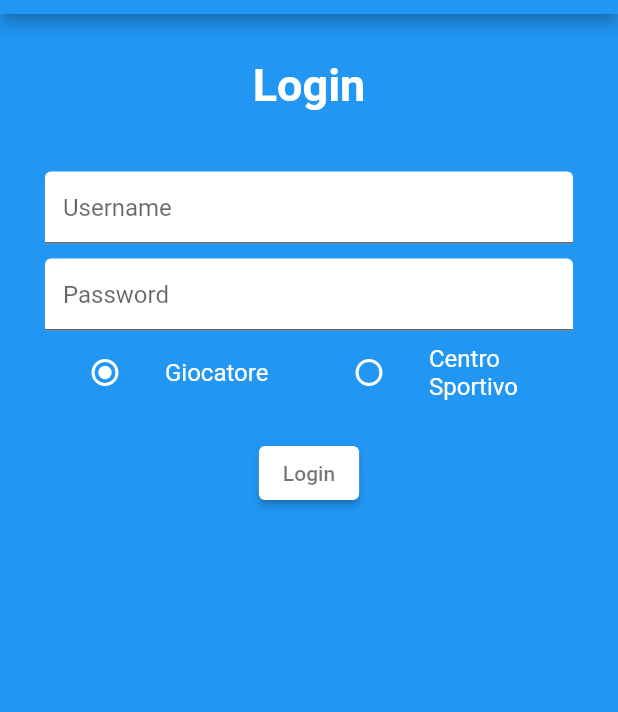
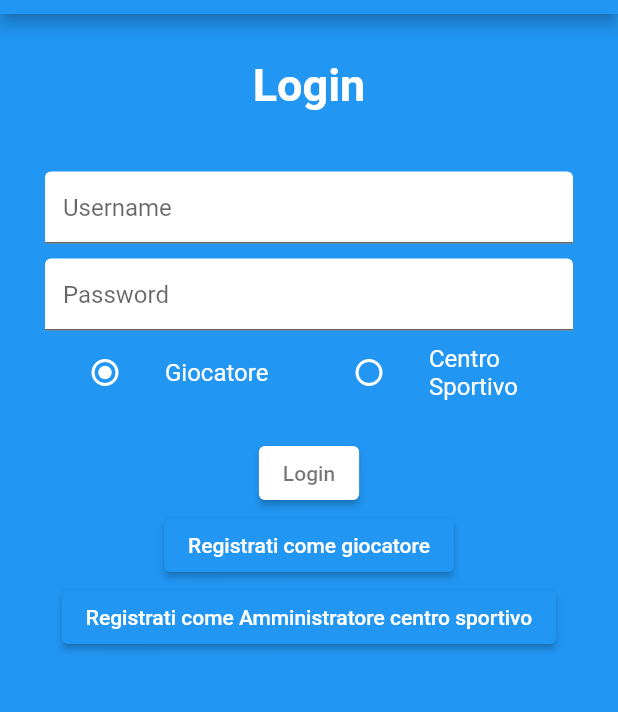
Before and after one commit to GiuseppeGalante/Emad2022-SportVillage, a Flutter app: the screen it shows after launch, on a phone screen of 412 x 824 dp, the part 70-782 px from its top. Run offline on Flutter 3.47's test engine with Material 2 defaults, Android fonts, the phone set to English and light mode, and no system bars; our stand-ins replace firebase_core, firebase_database, splashscreen; accounts and stored records are empty.

Commit message:
Entity: Campo.dart, CentroSportivo.dart Firebase: AmministratoreCentroSportivo.dart

```diff
--- /dev/null
+++ b/lib/entity/Campo.dart
@@ -0,0 +1,8 @@
+import 'package:firebase_database/firebase_database.dart';
+
+class Campo
+{
+  late DatabaseReference id;
+  String nome="";
+  String tipo="";
+}
--- a/lib/entity/Giocatore.dart
+++ b/lib/entity/Giocatore.dart
@@ -67,11 +67,13 @@ DatabaseReference saveGiocatore(Giocatore giocatore)
 Future<Giocatore?> getGiocatore(Giocatore gio) async{
   DataSnapshot dataSnapshot = await databaseReference.child('users/giocatori/').once();
   Giocatore giocatore = new Giocatore();
+  bool found=false;
   if(dataSnapshot.value != null)
     {
       dataSnapshot.value.forEach((key,value) =>{
         if((value["nome_utente"] == gio.nome_utente) && (value["password"] == gio.password))
           {
+            found=true,
             giocatore.nome=value["nome"],
             giocatore.cognome=value["cognome"],
               giocatore.email=value["email"],
@@ -93,7 +95,7 @@ Future<Giocatore?> getGiocatore(Giocatore gio) async{
       }
       );
     }
-  if(giocatore.id != null)
+  if(found)
     return giocatore;
   return null;
 }
--- a/lib/screens/home.dart
+++ b/lib/screens/home.dart
@@ -1,17 +1,21 @@
 import 'package:flutter/material.dart';
+import 'package:flutter_app_emad/entity/Giocatore.dart';
 
 // annarosa
 // Create a Form widget.
 class MyHomeGio extends StatelessWidget {
-  const MyHomeGio({Key? key}) : super(key: key);
 
+ const MyHomeGio({required this.giocatore,Key? key}) : super(key: key);
+ final Giocatore giocatore;
   static const appTitle = 'home sport village';
+
 
   @override
   Widget build(BuildContext context) {
-    return const MaterialApp(
+    print(giocatore);
+    return MaterialApp(
       title: appTitle,
-      home: MyHomeGioState(title: appTitle),
+      home: MyHomeGioState(title: appTitle, giocatore:giocatore),
     );
   }
 }
@@ -21,13 +25,18 @@ class MyHomeGio extends StatelessWidget {
 // Create a corresponding State class.
 // This class holds data related to the form.
 class MyHomeGioState extends StatelessWidget {
-  const MyHomeGioState({Key? key, required this.title}) : super(key: key);
+
+
+   const MyHomeGioState({Key? key, required this.title, required this.giocatore}) : super(key: key);
+
+  final Giocatore giocatore;
+
 
   final String title;
 
-
   @override
   Widget build(BuildContext context) {
+    //print(giocatore);
 //Build a screen with 4 button and a bar on the top
     return Scaffold(
         body:Theme(
@@ -47,7 +56,7 @@ class MyHomeGioState extends StatelessWidget {
                             children: [
                               Padding(
                                   child:Center(
-                                      child:Text("Home giocatore",style: TextStyle(
+                                      child:Text("Benvenuto ${giocatore.nome}",style: TextStyle(
                                         fontSize: 30,
                                         color: Colors.white,
                                         fontWeight: FontWeight.bold,
--- a/lib/screens/login.dart
+++ b/lib/screens/login.dart
@@ -2,6 +2,9 @@ import 'package:flutter/material.dart';
 import 'package:firebase_core/firebase_core.dart';
 import 'package:firebase_database/firebase_database.dart';
 import 'package:flutter_app_emad/entity/Giocatore.dart';
+import 'package:flutter_app_emad/screens/home.dart';
+import 'package:flutter_app_emad/screens/registrazioneAmministratoreCS.dart';
+import 'package:flutter_app_emad/screens/registrazioneGiocatore.dart';
 
 class MainLogin extends StatelessWidget {
   const MainLogin({Key? key}) : super(key: key);
@@ -187,7 +190,15 @@ class _TemplateLogin extends State<TemplateLogin> {
                                                 Login(_username,_password,_type);
                                                 getGiocatore(giocatore).then((giocatori)=>
                                                 {
-                                                  print(giocatori)
+                                                  print(giocatori),
+                                                  if(giocatori != null){
+                                                    Navigator.push(context, MaterialPageRoute(
+                                                        builder: (context){
+                                                          return MyHomeGio(giocatore:giocatori);
+                                                        }
+                                                    ))
+                                                  }
+
                                                 });
                                               }
                                             },
@@ -198,7 +209,30 @@ class _TemplateLogin extends State<TemplateLogin> {
                                           ),
                                         ),
 
-                                      ],
+                                      Column(
+                                          children: <Widget>[
+                                          ElevatedButton(
+                                          onPressed: (){
+                                           Navigator.push(context, MaterialPageRoute(builder: (context){
+                                            return MyCustomFormGiocatore();
+                                           }
+                                           ));
+
+                                          }
+                                          , child: Text("Registrati come giocatore")
+                                      ),ElevatedButton(
+                                                onPressed: (){
+                                                  Navigator.push(context, MaterialPageRoute(builder: (context){
+                                                    return MyCustomFormAmministratoreCS();
+                                                  }
+                                                  ));
+
+                                                }
+                                                , child: Text("Registrati come Amministratore centro sportivo")
+                                            )
+                                          ]
+
+                                      )],
                                     )
                                 )
                             )
--- a/pubspec.yaml
+++ b/pubspec.yaml
@@ -61,8 +61,8 @@ flutter:
   uses-material-design: true
 
   # To add assets to your application, add an assets section, like this:
-  # assets:
-  #   - images/a_dot_burr.jpeg
+  assets:
+     - assets/images/
   #   - images/a_dot_ham.jpeg
 
   # An image asset can refer to one or more resolution-specific "variants", see
```
Also changed, not shown: lib/entity/AmministratoreCentroSportivo.dart (+42 -0 lines), lib/entity/CentroSportivo.dart (added, +37 -0 lines), lib/screens/registrazioneAmministratoreCS.dart (+8 -7 lines), lib/screens/registrazioneGiocatore.dart (+23 -16 lines), assets/images/logo.png (added).
